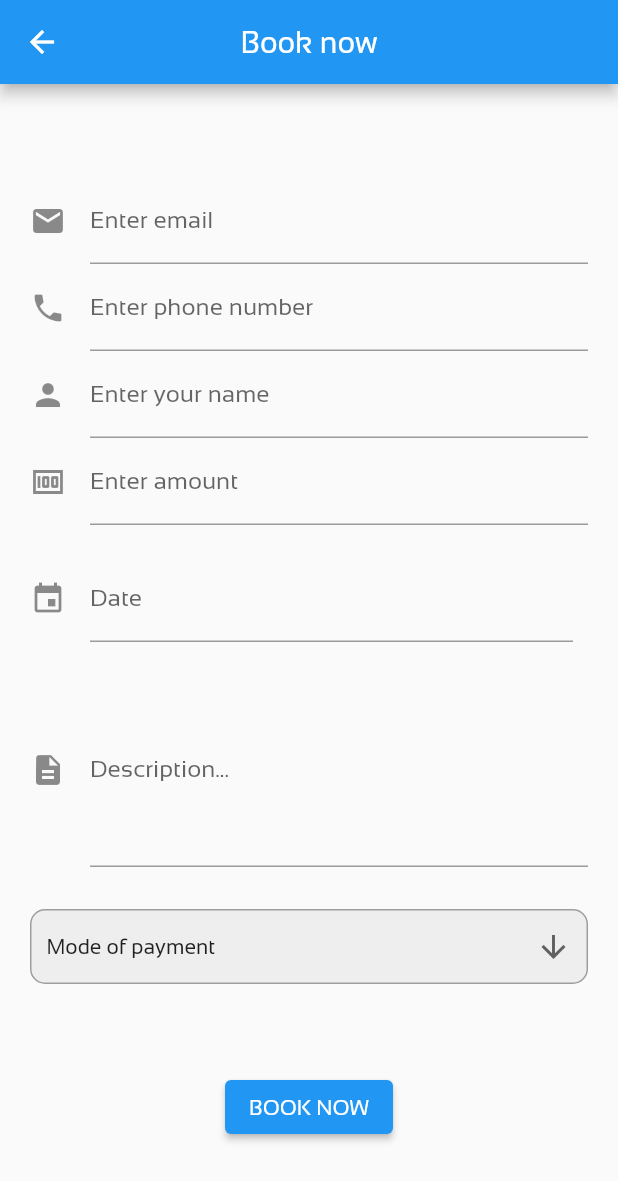
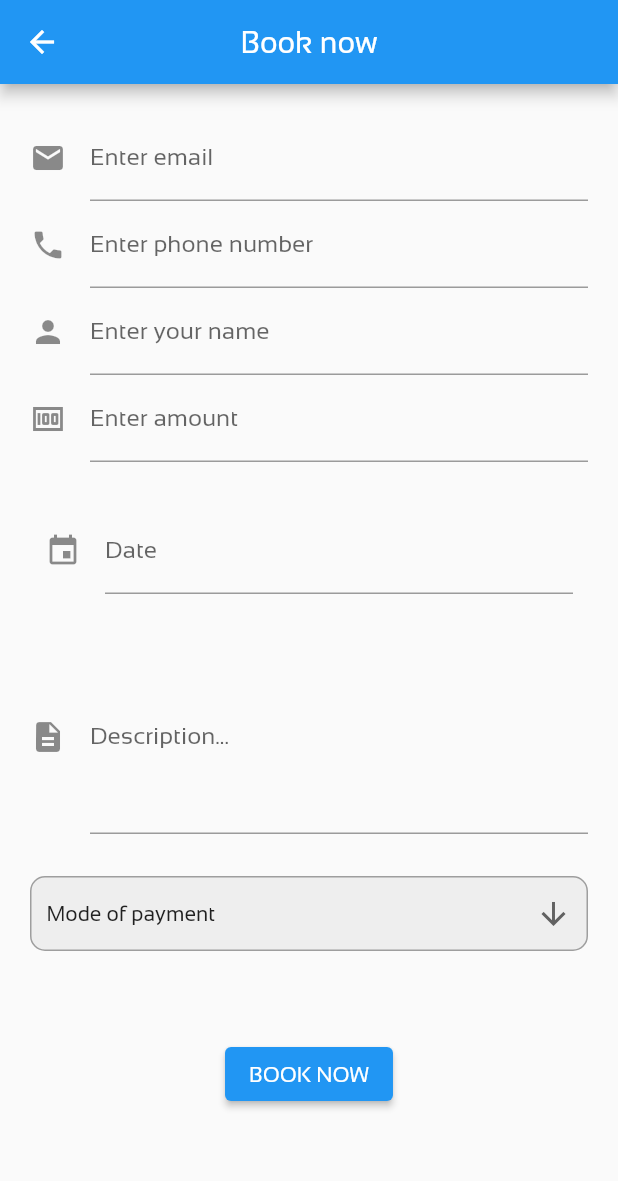
Before and after one commit to johny2345/moonpath, a Flutter app: the screen it shows after launch, in the side drawer, after a tap on "Book now", on a phone screen of 412 x 824 dp. Shown: the top 1181 px of the screen. Run offline on Flutter 3.47's test engine with Material 2 defaults, Android fonts, the phone set to English and light mode, and no system bars; drawn by our look-alikes of date_time_picker; our stand-ins replace cached_network_image, carousel_slider, cloud_firestore, dio, firebase_auth, firebase_core and 5 more; missing offline and left inert: day_night_time_picker, flutter_animated_dialog, flutter_clean_calendar, latlng, map; accounts and stored records are empty; key blocks and very long unbroken strings in the code were emptied for the run.

Commit message:
fix flex render issue from calendar.

```diff
--- a/lib/components/bookClient.dart
+++ b/lib/components/bookClient.dart
@@ -57,9 +57,9 @@ class _BookPageState extends State<BookPage> {
 
   _buildScheduleDate() {
     return Expanded(
-        flex: 2,
+      flex: 1,
       child: Padding(
-          padding: EdgeInsets.only(right: 10.0),
+        padding: EdgeInsets.all(10.0),
         child: DateTimePicker(
           type: DateTimePickerType.date,
           //dateMask: 'yyyy/MM/dd',
@@ -85,11 +85,9 @@ class _BookPageState extends State<BookPage> {
               return 'Please choose date';
             }
           },
-            // onSaved: (val) => setState(() {
-            //   _date = DateTime.parse(val);
-            // }),
         ),
-        ));
+      ),
+    );
   }
 
   @override
@@ -105,7 +103,9 @@ class _BookPageState extends State<BookPage> {
           title: Text('Book now'),
           centerTitle: true,
         ),
-        body: _userInputDetailsForm(context),
+        body: SingleChildScrollView(
+          child: _userInputDetailsForm(context),
+        ),
       );
     }
   }
@@ -194,7 +194,36 @@ class _BookPageState extends State<BookPage> {
                   SizedBox(
                     height: 20,
                   ),
-                  _buildScheduleDate(),
+                  Padding(
+                    padding: EdgeInsets.all(10.0),
+                    child: DateTimePicker(
+                      type: DateTimePickerType.date,
+                      //dateMask: 'yyyy/MM/dd',
+                      controller: _dateController,
+                      //initialValue: _initialValue,
+                      firstDate: DateTime(2020),
+                      lastDate: DateTime(2100),
+                      icon: Icon(Icons.event),
+                      dateLabelText: 'Date',
+                      // locale: Locale('pt', 'BR'),
+                      selectableDayPredicate: (date) {
+                        if (date.isBefore(
+                            DateTime.now().subtract(Duration(days: 1)))) {
+                          return false;
+                        } else {
+                          return true;
+                        }
+                      },
+                      onChanged: (val) => setState(() {
+                        _date = DateTime.parse(val);
+                      }),
+                      validator: (input) {
+                        if (input == null || input == '') {
+                          return 'Please choose date';
+                        }
+                      },
+                    ),
+                  ),
                   SizedBox(
                     height: 20,
                   ),
```
Lines whose indentation alone changed are shown as unchanged.
